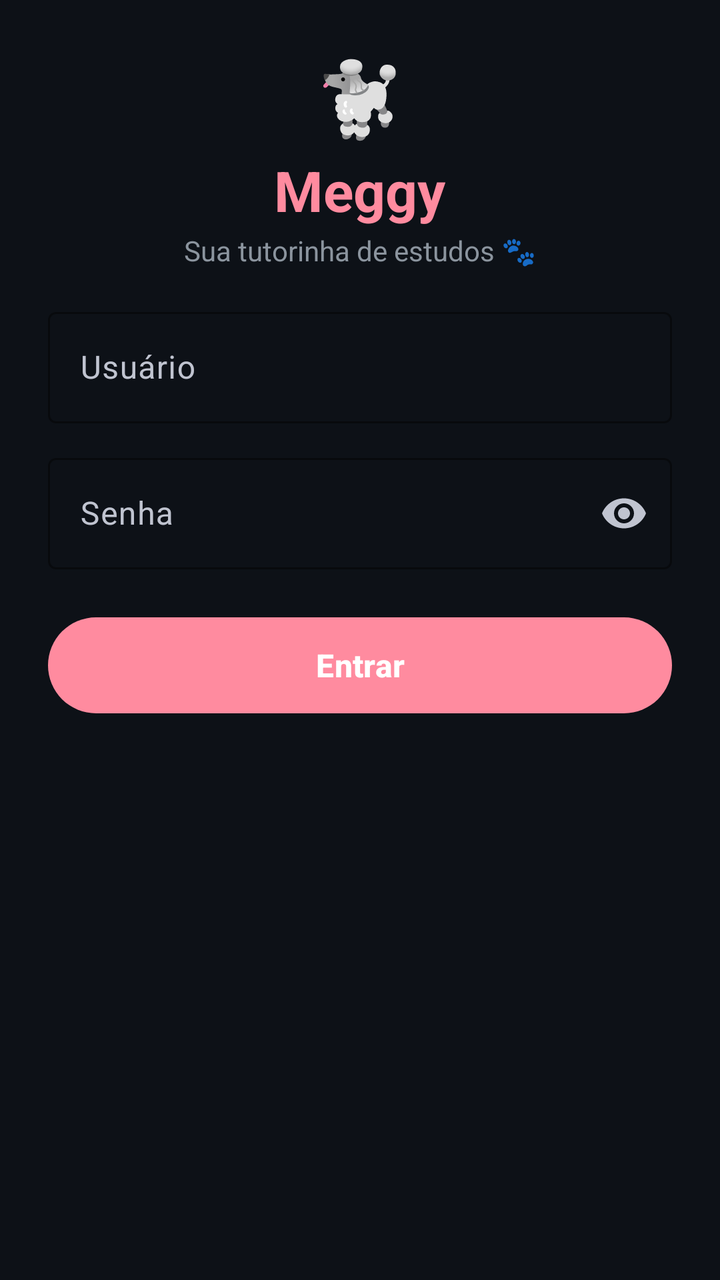
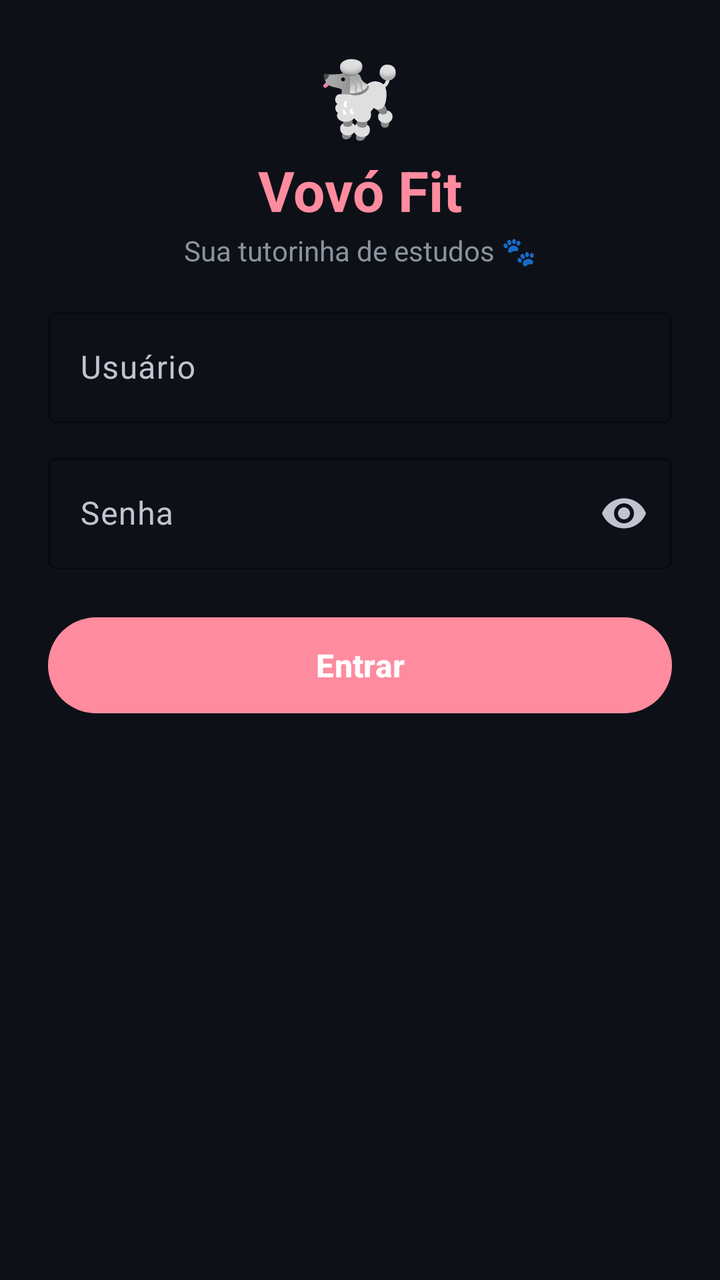

The first picture is an Android layout as it rendered before a commit; the second is the same layout after the commit. The layout source and the unified diff follow.
<!-- AndroidManifest.xml: application theme Theme.VovoFit -->
<!-- res/layout/activity_login.xml -->
<?xml version="1.0" encoding="utf-8"?>
<ScrollView xmlns:android="http://schemas.android.com/apk/res/android"
    xmlns:app="http://schemas.android.com/apk/res-auto"
    android:id="@+id/login_scroll"
    android:layout_width="match_parent"
    android:layout_height="match_parent"
    android:background="#0D1117"
    android:fillViewport="true"
    android:scrollbars="none">

    <LinearLayout
        android:layout_width="match_parent"
        android:layout_height="wrap_content"
        android:orientation="vertical"
        android:gravity="center_horizontal"
        android:padding="24dp"
        android:paddingBottom="400dp">

        
        <TextView
            android:layout_width="wrap_content"
            android:layout_height="wrap_content"
            android:textSize="36sp"
            android:text="🐩" />

        <TextView
            android:layout_width="wrap_content"
            android:layout_height="wrap_content"
            android:layout_marginTop="4dp"
            android:text="Meggy"
            android:textSize="28sp"
            android:textStyle="bold"
            android:textColor="#FF8B9F" />

        <TextView
            android:layout_width="wrap_content"
            android:layout_height="wrap_content"
            android:layout_marginTop="2dp"
            android:text="Sua tutorinha de estudos 🐾"
            android:textColor="#8B949E"
            android:textSize="14sp" />

        <Space android:layout_width="match_parent" android:layout_height="16dp" />

        
        <com.google.android.material.textfield.TextInputLayout
            android:id="@+id/username_layout"
            style="@style/Widget.Material3.TextInputLayout.OutlinedBox"
            android:layout_width="match_parent"
            android:layout_height="wrap_content"
            android:layout_marginBottom="12dp"
            android:hint="Usuário"
            app:boxStrokeColor="#FF8B9F"
            app:hintTextColor="#FF8B9F">

            <com.google.android.material.textfield.TextInputEditText
                android:id="@+id/username"
                android:layout_width="match_parent"
                android:layout_height="wrap_content"
                android:textColor="#E6EDF3"
                android:inputType="text"
                android:imeOptions="actionNext" />
        </com.google.android.material.textfield.TextInputLayout>

        
        <com.google.android.material.textfield.TextInputLayout
            android:id="@+id/password_layout"
            style="@style/Widget.Material3.TextInputLayout.OutlinedBox"
            android:layout_width="match_parent"
            android:layout_height="wrap_content"
            android:layout_marginBottom="20dp"
            android:hint="Senha"
            app:boxStrokeColor="#FF8B9F"
            app:hintTextColor="#FF8B9F"
            app:endIconMode="password_toggle">

            <com.google.android.material.textfield.TextInputEditText
                android:id="@+id/password"
                android:layout_width="match_parent"
                android:layout_height="wrap_content"
                android:textColor="#E6EDF3"
                android:inputType="textPassword"
                android:imeOptions="actionDone" />
        </com.google.android.material.textfield.TextInputLayout>

        
        <com.google.android.material.button.MaterialButton
            android:id="@+id/btn_login"
            android:layout_width="match_parent"
            android:layout_height="56dp"
            android:text="Entrar"
            android:textSize="16sp"
            android:textStyle="bold"
            android:textColor="#FFFFFF"
            app:backgroundTint="#FF8B9F"
            app:cornerRadius="28dp" />

        
        <ProgressBar
            android:id="@+id/login_progress"
            android:layout_width="24dp"
            android:layout_height="24dp"
            android:layout_marginTop="20dp"
            android:visibility="gone"
            android:indeterminateTint="#FF8B9F" />

    </LinearLayout>
</ScrollView>
<!-- resources referenced by this layout -->
<resources>
  <style name="Theme.VovoFit" parent="Theme.Material3.Dark.NoActionBar">
          <item name="colorPrimary">@color/md_primary</item>
          <item name="colorOnPrimary">@color/md_on_primary</item>
          <item name="colorPrimaryContainer">@color/md_primary_container</item>
          <item name="colorOnPrimaryContainer">@color/md_on_primary_container</item>
          <item name="colorSecondary">@color/md_secondary</item>
          <item name="colorOnSecondary">@color/md_on_secondary</item>
          <item name="colorSecondaryContainer">@color/md_secondary_container</item>
          <item name="colorOnSecondaryContainer">@color/md_on_secondary_container</item>
  
          <item name="android:colorBackground">@color/md_background</item>
          <item name="colorSurface">@color/md_surface</item>
          <item name="colorSurfaceVariant">@color/md_surface_variant</item>
          <item name="colorOnBackground">@color/md_on_background</item>
          <item name="colorOnSurface">@color/md_on_surface</item>
          <item name="colorOnSurfaceVariant">@color/md_on_surface_variant</item>
          <item name="colorOutline">@color/md_outline</item>
          <item name="colorOutlineVariant">@color/md_outline_variant</item>
  
          <item name="colorError">@color/md_error</item>
          <item name="colorOnError">@color/md_on_error</item>
  
          <item name="android:statusBarColor">@android:color/transparent</item>
          <item name="android:navigationBarColor">@android:color/transparent</item>
          <item name="android:windowLightStatusBar" tools:targetApi="m">false</item>
          <item name="android:windowBackground">@color/md_background</item>
  
          
          <item name="materialCardViewStyle">@style/Widget.Meggy.CardView</item>
      </style>
  <color name="md_primary">#FFA3E635</color>
  <color name="md_on_primary">#FF1A0A0F</color>
  <color name="md_primary_container">#FF0F3D3E</color>
  <color name="md_on_primary_container">#FFFFEAF1</color>
  <color name="md_secondary">#FFC026D3</color>
  <color name="md_on_secondary">#FF1A0A1F</color>
  <color name="md_secondary_container">#FF5A1B6E</color>
  <color name="md_on_secondary_container">#FFFBD7FF</color>
  <color name="md_background">#FF0F3D3E</color>
  <color name="md_surface">#FF16181F</color>
  <color name="md_surface_variant">#FF232634</color>
  <color name="md_on_background">#FFEAEAF0</color>
  <color name="md_on_surface">#FFEAEAF0</color>
  <color name="md_on_surface_variant">#FFC0C4D0</color>
  <color name="md_outline">#FF3A3F4F</color>
  <color name="md_outline_variant">#FF2A2E3A</color>
  <color name="md_error">#FFCF6679</color>
  <color name="md_on_error">#FF600014</color>
  <style name="Widget.Meggy.CardView" parent="Widget.Material3.CardView.Filled">
          <item name="cardBackgroundColor">@color/md_surface_container</item>
          <item name="cardCornerRadius">20dp</item>
          <item name="cardElevation">2dp</item>
          <item name="contentPadding">0dp</item>
          <item name="strokeWidth">0dp</item>
      </style>
  <color name="md_surface_container">#FF1B1E27</color>
</resources>

<!-- the commit's change to res/layout/activity_login.xml (unified diff, before → after) -->
@@ -27,7 +27,7 @@
             android:layout_width="wrap_content"
             android:layout_height="wrap_content"
             android:layout_marginTop="4dp"
-            android:text="Meggy"
+            android:text="Vovó Fit"
             android:textSize="28sp"
             android:textStyle="bold"
             android:textColor="#FF8B9F" />
